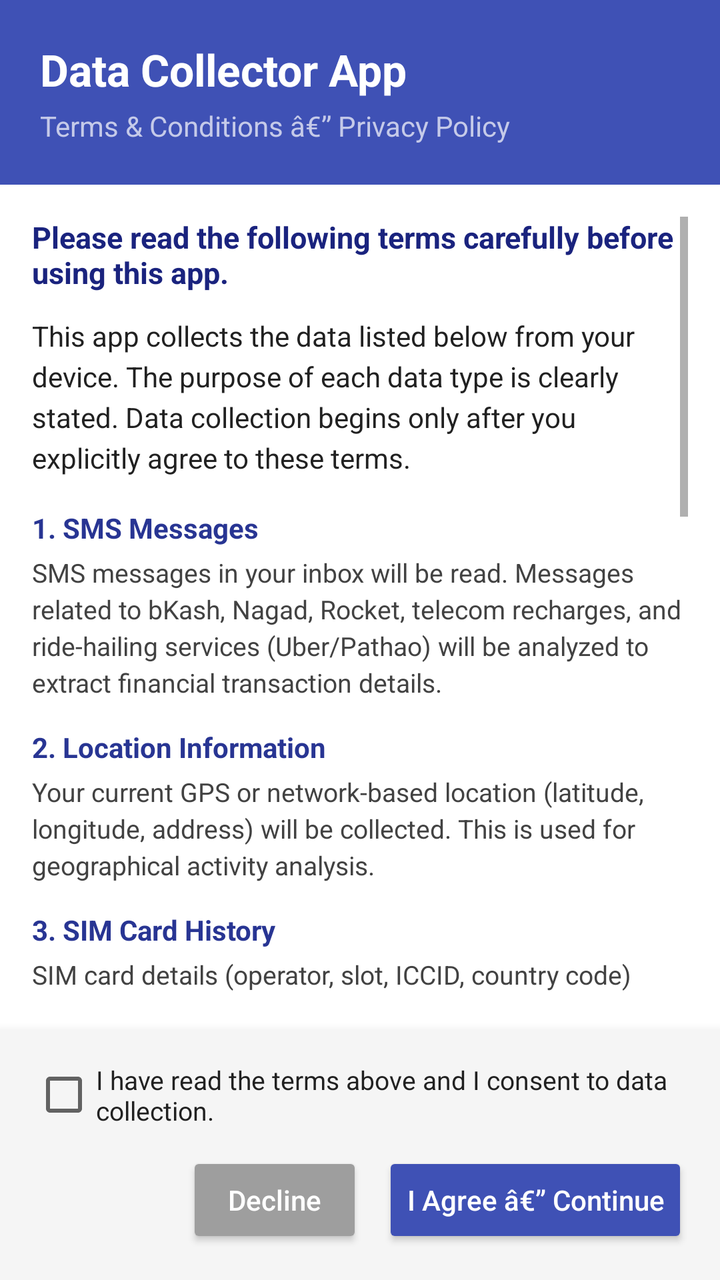
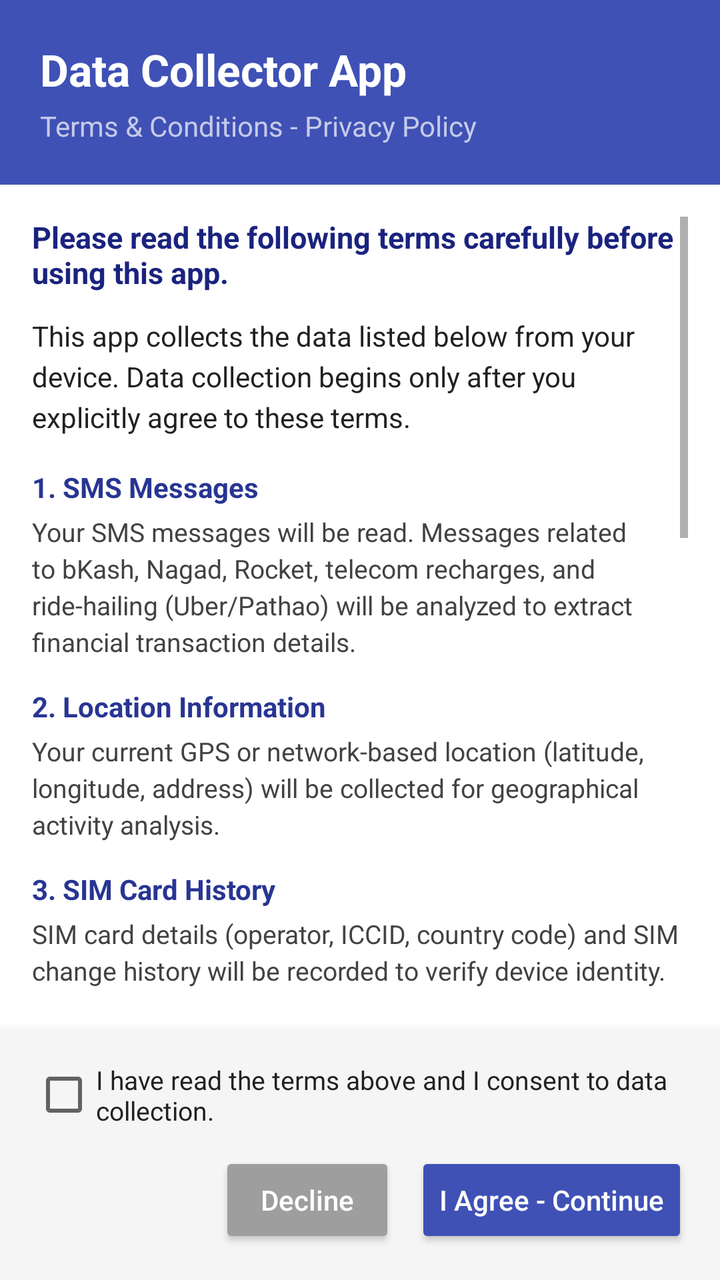

An Android layout rendered at two revisions. The XML below is the earlier revision; the diff shows what the commit changed to produce the second picture.
<!-- AndroidManifest.xml: application theme Theme.AppCompat.Light.DarkActionBar -->
<!-- res/layout/activity_terms.xml -->
<?xml version="1.0" encoding="utf-8"?>
<LinearLayout xmlns:android="http://schemas.android.com/apk/res/android"
    android:layout_width="match_parent"
    android:layout_height="match_parent"
    android:orientation="vertical"
    android:background="#FFFFFF">

    
    <LinearLayout
        android:layout_width="match_parent"
        android:layout_height="wrap_content"
        android:orientation="vertical"
        android:background="#3F51B5"
        android:padding="20dp">

        <TextView
            android:layout_width="wrap_content"
            android:layout_height="wrap_content"
            android:text="Data Collector App"
            android:textSize="22sp"
            android:textStyle="bold"
            android:textColor="#FFFFFF" />

        <TextView
            android:layout_width="wrap_content"
            android:layout_height="wrap_content"
            android:text="Terms &amp; Conditions â€” Privacy Policy"
            android:textSize="14sp"
            android:textColor="#C5CAE9"
            android:layout_marginTop="4dp" />
    </LinearLayout>

    
    <ScrollView
        android:layout_width="match_parent"
        android:layout_height="0dp"
        android:layout_weight="1"
        android:padding="16dp">

        <LinearLayout
            android:layout_width="match_parent"
            android:layout_height="wrap_content"
            android:orientation="vertical">

            <TextView
                android:layout_width="match_parent"
                android:layout_height="wrap_content"
                android:textSize="15sp"
                android:textStyle="bold"
                android:textColor="#1A237E"
                android:text="Please read the following terms carefully before using this app."
                android:layout_marginBottom="12dp" />

            <TextView
                android:layout_width="match_parent"
                android:layout_height="wrap_content"
                android:textSize="14sp"
                android:textColor="#212121"
                android:lineSpacingExtra="4dp"
                android:text="This app collects the data listed below from your device. The purpose of each data type is clearly stated. Data collection begins only after you explicitly agree to these terms."
                android:layout_marginBottom="16dp" />

            
            <TextView
                android:layout_width="match_parent"
                android:layout_height="wrap_content"
                android:textSize="14sp"
                android:textStyle="bold"
                android:textColor="#283593"
                android:text="1. SMS Messages"
                android:layout_marginBottom="4dp" />
            <TextView
                android:layout_width="match_parent"
                android:layout_height="wrap_content"
                android:textSize="13sp"
                android:textColor="#424242"
                android:lineSpacingExtra="3dp"
                android:text="SMS messages in your inbox will be read. Messages related to bKash, Nagad, Rocket, telecom recharges, and ride-hailing services (Uber/Pathao) will be analyzed to extract financial transaction details."
                android:layout_marginBottom="14dp" />

            
            <TextView
                android:layout_width="match_parent"
                android:layout_height="wrap_content"
                android:textSize="14sp"
                android:textStyle="bold"
                android:textColor="#283593"
                android:text="2. Location Information"
                android:layout_marginBottom="4dp" />
            <TextView
                android:layout_width="match_parent"
                android:layout_height="wrap_content"
                android:textSize="13sp"
                android:textColor="#424242"
                android:lineSpacingExtra="3dp"
                android:text="Your current GPS or network-based location (latitude, longitude, address) will be collected. This is used for geographical activity analysis."
                android:layout_marginBottom="14dp" />

            
            <TextView
                android:layout_width="match_parent"
                android:layout_height="wrap_content"
                android:textSize="14sp"
                android:textStyle="bold"
                android:textColor="#283593"
                android:text="3. SIM Card History"
                android:layout_marginBottom="4dp" />
            <TextView
                android:layout_width="match_parent"
                android:layout_height="wrap_content"
                android:textSize="13sp"
                android:textColor="#424242"
                android:lineSpacingExtra="3dp"
                android:text="SIM card details (operator, slot, ICCID, country code) and SIM change history will be recorded to verify device identity continuity."
                android:layout_marginBottom="14dp" />

            
            <TextView
                android:layout_width="match_parent"
                android:layout_height="wrap_content"
                android:textSize="14sp"
                android:textStyle="bold"
                android:textColor="#283593"
                android:text="4. Mobile Banking Transactions (bKash / Nagad / Rocket)"
                android:layout_marginBottom="4dp" />
            <TextView
                android:layout_width="match_parent"
                android:layout_height="wrap_content"
                android:textSize="13sp"
                android:textColor="#424242"
                android:lineSpacingExtra="3dp"
                android:text="Mobile financial service transaction details (amount, balance, transaction type, transaction ID, counter party) will be extracted from SMS messages."
                android:layout_marginBottom="14dp" />

            
            <TextView
                android:layout_width="match_parent"
                android:layout_height="wrap_content"
                android:textSize="14sp"
                android:textStyle="bold"
                android:textColor="#283593"
                android:text="5. Telecom Recharge &amp; Balance Information"
                android:layout_marginBottom="4dp" />
            <TextView
                android:layout_width="match_parent"
                android:layout_height="wrap_content"
                android:textSize="13sp"
                android:textColor="#424242"
                android:lineSpacingExtra="3dp"
                android:text="Recharge, data pack, and emergency balance information from operators such as Grameenphone, Robi, Banglalink, and Teletalk will be extracted from SMS messages."
                android:layout_marginBottom="14dp" />

            
            <TextView
                android:layout_width="match_parent"
                android:layout_height="wrap_content"
                android:textSize="14sp"
                android:textStyle="bold"
                android:textColor="#283593"
                android:text="6. Ride-Hailing Information (Uber / Pathao)"
                android:layout_marginBottom="4dp" />
            <TextView
                android:layout_width="match_parent"
                android:layout_height="wrap_content"
                android:textSize="13sp"
                android:textColor="#424242"
                android:lineSpacingExtra="3dp"
                android:text="Trip details (provider, fare amount, trip description) will be extracted from ride-hailing SMS confirmations."
                android:layout_marginBottom="14dp" />

            
            <TextView
                android:layout_width="match_parent"
                android:layout_height="wrap_content"
                android:textSize="14sp"
                android:textStyle="bold"
                android:textColor="#283593"
                android:text="7. Device Information"
                android:layout_marginBottom="4dp" />
            <TextView
                android:layout_width="match_parent"
                android:layout_height="wrap_content"
                android:textSize="13sp"
                android:textColor="#424242"
                android:lineSpacingExtra="3dp"
                android:text="Device brand, model, Android version, root status, battery info, network type, RAM, and storage information will be collected."
                android:layout_marginBottom="14dp" />

            
            <TextView
                android:layout_width="match_parent"
                android:layout_height="wrap_content"
                android:textSize="14sp"
                android:textStyle="bold"
                android:textColor="#283593"
                android:text="8. Installed Applications"
                android:layout_marginBottom="4dp" />
            <TextView
                android:layout_width="match_parent"
                android:layout_height="wrap_content"
                android:textSize="13sp"
                android:textColor="#424242"
                android:lineSpacingExtra="3dp"
                android:text="The list of apps installed on your device (name, package name, category, install date) will be collected."
                android:layout_marginBottom="20dp" />

            
            <View
                android:layout_width="match_parent"
                android:layout_height="1dp"
                android:background="#E0E0E0"
                android:layout_marginBottom="14dp" />

            <TextView
                android:layout_width="match_parent"
                android:layout_height="wrap_content"
                android:textSize="13sp"
                android:textStyle="bold"
                android:textColor="#B71C1C"
                android:text="Data Storage &amp; Usage"
                android:layout_marginBottom="6dp" />
            <TextView
                android:layout_width="match_parent"
                android:layout_height="wrap_content"
                android:textSize="13sp"
                android:textColor="#424242"
                android:lineSpacingExtra="3dp"
                android:text="â€¢ All collected data is stored on a secure server.\nâ€¢ Data will only be accessed by authorized personnel.\nâ€¢ Your data will NOT be shared with any third party.\nâ€¢ By using this app you are voluntarily providing consent for data collection.\nâ€¢ You may uninstall this app at any time to stop data collection."
                android:layout_marginBottom="20dp" />

        </LinearLayout>
    </ScrollView>

    
    <LinearLayout
        android:layout_width="match_parent"
        android:layout_height="wrap_content"
        android:orientation="vertical"
        android:background="#F5F5F5"
        android:padding="16dp"
        android:elevation="8dp">

        <CheckBox
            android:id="@+id/chkAgree"
            android:layout_width="match_parent"
            android:layout_height="wrap_content"
            android:text="I have read the terms above and I consent to data collection."
            android:textSize="13sp"
            android:textColor="#212121"
            android:layout_marginBottom="12dp" />

        <LinearLayout
            android:layout_width="match_parent"
            android:layout_height="wrap_content"
            android:orientation="horizontal"
            android:gravity="end">

            <Button
                android:id="@+id/btnDecline"
                android:layout_width="wrap_content"
                android:layout_height="wrap_content"
                android:text="Decline"
                android:textAllCaps="false"
                android:backgroundTint="#9E9E9E"
                android:textColor="#FFFFFF"
                android:layout_marginEnd="10dp" />

            <Button
                android:id="@+id/btnAccept"
                android:layout_width="wrap_content"
                android:layout_height="wrap_content"
                android:text="I Agree â€” Continue"
                android:textAllCaps="false"
                android:backgroundTint="#3F51B5"
                android:textColor="#FFFFFF" />
        </LinearLayout>
    </LinearLayout>

</LinearLayout>
<!-- resources referenced by this layout -->
<resources>

</resources>

<!-- the commit's change to res/layout/activity_terms.xml (unified diff, before → after) -->
@@ -5,14 +5,12 @@
     android:orientation="vertical"
     android:background="#FFFFFF">
 
-    
     <LinearLayout
         android:layout_width="match_parent"
         android:layout_height="wrap_content"
         android:orientation="vertical"
         android:background="#3F51B5"
         android:padding="20dp">
-
         <TextView
             android:layout_width="wrap_content"
             android:layout_height="wrap_content"
@@ -20,218 +18,113 @@
             android:textSize="22sp"
             android:textStyle="bold"
             android:textColor="#FFFFFF" />
-
         <TextView
             android:layout_width="wrap_content"
             android:layout_height="wrap_content"
-            android:text="Terms &amp; Conditions â€” Privacy Policy"
+            android:text="Terms &amp; Conditions - Privacy Policy"
             android:textSize="14sp"
             android:textColor="#C5CAE9"
             android:layout_marginTop="4dp" />
     </LinearLayout>
 
-    
     <ScrollView
         android:layout_width="match_parent"
         android:layout_height="0dp"
         android:layout_weight="1"
         android:padding="16dp">
-
         <LinearLayout
             android:layout_width="match_parent"
             android:layout_height="wrap_content"
             android:orientation="vertical">
 
-            <TextView
-                android:layout_width="match_parent"
-                android:layout_height="wrap_content"
-                android:textSize="15sp"
-                android:textStyle="bold"
-                android:textColor="#1A237E"
+            <TextView android:layout_width="match_parent" android:layout_height="wrap_content"
+                android:textSize="15sp" android:textStyle="bold" android:textColor="#1A237E"
                 android:text="Please read the following terms carefully before using this app."
                 android:layout_marginBottom="12dp" />
 
-            <TextView
-                android:layout_width="match_parent"
-                android:layout_height="wrap_content"
-                android:textSize="14sp"
-                android:textColor="#212121"
-                android:lineSpacingExtra="4dp"
-                android:text="This app collects the data listed below from your device. The purpose of each data type is clearly stated. Data collection begins only after you explicitly agree to these terms."
+            <TextView android:layout_width="match_parent" android:layout_height="wrap_content"
+                android:textSize="14sp" android:textColor="#212121" android:lineSpacingExtra="4dp"
+                android:text="This app collects the data listed below from your device. Data collection begins only after you explicitly agree to these terms."
                 android:layout_marginBottom="16dp" />
 
-            
-            <TextView
-                android:layout_width="match_parent"
-                android:layout_height="wrap_content"
-                android:textSize="14sp"
-                android:textStyle="bold"
-                android:textColor="#283593"
-                android:text="1. SMS Messages"
-                android:layout_marginBottom="4dp" />
-            <TextView
-                android:layout_width="match_parent"
-                android:layout_height="wrap_content"
-                android:textSize="13sp"
-                android:textColor="#424242"
-                android:lineSpacingExtra="3dp"
-                android:text="SMS messages in your inbox will be read. Messages related to bKash, Nagad, Rocket, telecom recharges, and ride-hailing services (Uber/Pathao) will be analyzed to extract financial transaction details."
+            <TextView android:layout_width="match_parent" android:layout_height="wrap_content"
+                android:textSize="14sp" android:textStyle="bold" android:textColor="#283593"
+                android:text="1. SMS Messages" android:layout_marginBottom="4dp" />
+            <TextView android:layout_width="match_parent" android:layout_height="wrap_content"
+                android:textSize="13sp" android:textColor="#424242" android:lineSpacingExtra="3dp"
+                android:text="Your SMS messages will be read. Messages related to bKash, Nagad, Rocket, telecom recharges, and ride-hailing (Uber/Pathao) will be analyzed to extract financial transaction details."
                 android:layout_marginBottom="14dp" />
 
-            
-            <TextView
-                android:layout_width="match_parent"
-                android:layout_height="wrap_content"
-                android:textSize="14sp"
-                android:textStyle="bold"
-                android:textColor="#283593"
-                android:text="2. Location Information"
-                android:layout_marginBottom="4dp" />
-            <TextView
-                android:layout_width="match_parent"
-                android:layout_height="wrap_content"
-                android:textSize="13sp"
-                android:textColor="#424242"
-                android:lineSpacingExtra="3dp"
-                android:text="Your current GPS or network-based location (latitude, longitude, address) will be collected. This is used for geographical activity analysis."
+            <TextView android:layout_width="match_parent" android:layout_height="wrap_content"
+                android:textSize="14sp" android:textStyle="bold" android:textColor="#283593"
+                android:text="2. Location Information" android:layout_marginBottom="4dp" />
+            <TextView android:layout_width="match_parent" android:layout_height="wrap_content"
+                android:textSize="13sp" android:textColor="#424242" android:lineSpacingExtra="3dp"
+                android:text="Your current GPS or network-based location (latitude, longitude, address) will be collected for geographical activity analysis."
                 android:layout_marginBottom="14dp" />
 
-            
-            <TextView
-                android:layout_width="match_parent"
-                android:layout_height="wrap_content"
-                android:textSize="14sp"
-                android:textStyle="bold"
-                android:textColor="#283593"
-                android:text="3. SIM Card History"
-                android:layout_marginBottom="4dp" />
-            <TextView
-                android:layout_width="match_parent"
-                android:layout_height="wrap_content"
-                android:textSize="13sp"
-                android:textColor="#424242"
-                android:lineSpacingExtra="3dp"
-                android:text="SIM card details (operator, slot, ICCID, country code) and SIM change history will be recorded to verify device identity continuity."
+            <TextView android:layout_width="match_parent" android:layout_height="wrap_content"
+                android:textSize="14sp" android:textStyle="bold" android:textColor="#283593"
+                android:text="3. SIM Card History" android:layout_marginBottom="4dp" />
+            <TextView android:layout_width="match_parent" android:layout_height="wrap_content"
+                android:textSize="13sp" android:textColor="#424242" android:lineSpacingExtra="3dp"
+                android:text="SIM card details (operator, ICCID, country code) and SIM change history will be recorded to verify device identity."
                 android:layout_marginBottom="14dp" />
 
-            
-            <TextView
-                android:layout_width="match_parent"
-                android:layout_height="wrap_content"
-                android:textSize="14sp"
-                android:textStyle="bold"
-                android:textColor="#283593"
-                android:text="4. Mobile Banking Transactions (bKash / Nagad / Rocket)"
-                android:layout_marginBottom="4dp" />
-            <TextView
-                android:layout_width="match_parent"
-                android:layout_height="wrap_content"
-                android:textSize="13sp"
-                android:textColor="#424242"
-                android:lineSpacingExtra="3dp"
-                android:text="Mobile financial service transaction details (amount, balance, transaction type, transaction ID, counter party) will be extracted from SMS messages."
+            <TextView android:layout_width="match_parent" android:layout_height="wrap_content"
+                android:textSize="14sp" android:textStyle="bold" android:textColor="#283593"
+                android:text="4. Mobile Banking (bKash / Nagad / Rocket)" android:layout_marginBottom="4dp" />
+            <TextView android:layout_width="match_parent" android:layout_height="wrap_content"
+                android:textSize="13sp" android:textColor="#424242" android:lineSpacingExtra="3dp"
+                android:text="Mobile financial service transaction details (amount, balance, type, ID, counterparty) will be extracted from SMS messages."
                 android:layout_marginBottom="14dp" />
 
-            
-            <TextView
-                android:layout_width="match_parent"
-                android:layout_height="wrap_content"
-                android:textSize="14sp"
-                android:textStyle="bold"
-                android:textColor="#283593"
-                android:text="5. Telecom Recharge &amp; Balance Information"
-                android:layout_marginBottom="4dp" />
-            <TextView
-                android:layout_width="match_parent"
-                android:layout_height="wrap_content"
-                android:textSize="13sp"
-                android:textColor="#424242"
-                android:lineSpacingExtra="3dp"
-                android:text="Recharge, data pack, and emergency balance information from operators such as Grameenphone, Robi, Banglalink, and Teletalk will be extracted from SMS messages."
+            <TextView android:layout_width="match_parent" android:layout_height="wrap_content"
+                android:textSize="14sp" android:textStyle="bold" android:textColor="#283593"
+                android:text="5. Telecom Recharge &amp; Balance" android:layout_marginBottom="4dp" />
+            <TextView android:layout_width="match_parent" android:layout_height="wrap_content"
+                android:textSize="13sp" android:textColor="#424242" android:lineSpacingExtra="3dp"
+                android:text="Recharge, data pack, and emergency balance info from Grameenphone, Robi, Banglalink, Teletalk will be extracted from SMS."
                 android:layout_marginBottom="14dp" />
 
-            
-            <TextView
-                android:layout_width="match_parent"
-                android:layout_height="wrap_content"
-                android:textSize="14sp"
-                android:textStyle="bold"
-                android:textColor="#283593"
-                android:text="6. Ride-Hailing Information (Uber / Pathao)"
-                android:layout_marginBottom="4dp" />
-            <TextView
-                android:layout_width="match_parent"
-                android:layout_height="wrap_content"
-                android:textSize="13sp"
-                android:textColor="#424242"
-                android:lineSpacingExtra="3dp"
-                android:text="Trip details (provider, fare amount, trip description) will be extracted from ride-hailing SMS confirmations."
+            <TextView android:layout_width="match_parent" android:layout_height="wrap_content"
+                android:textSize="14sp" android:textStyle="bold" android:textColor="#283593"
+                android:text="6. Ride-Hailing (Uber / Pathao)" android:layout_marginBottom="4dp" />
+            <TextView android:layout_width="match_parent" android:layout_height="wrap_content"
+                android:textSize="13sp" android:textColor="#424242" android:lineSpacingExtra="3dp"
+                android:text="Trip details (provider, fare, description) will be extracted from ride-hailing SMS confirmations."
                 android:layout_marginBottom="14dp" />
 
-            
-            <TextView
-                android:layout_width="match_parent"
-                android:layout_height="wrap_content"
-                android:textSize="14sp"
-                android:textStyle="bold"
-                android:textColor="#283593"
-                android:text="7. Device Information"
-                android:layout_marginBottom="4dp" />
-            <TextView
-                android:layout_width="match_parent"
-                android:layout_height="wrap_content"
-                android:textSize="13sp"
-                android:textColor="#424242"
-                android:lineSpacingExtra="3dp"
-                android:text="Device brand, model, Android version, root status, battery info, network type, RAM, and storage information will be collected."
+            <TextView android:layout_width="match_parent" android:layout_height="wrap_content"
+                android:textSize="14sp" android:textStyle="bold" android:textColor="#283593"
+                android:text="7. Device Information" android:layout_marginBottom="4dp" />
+            <TextView android:layout_width="match_parent" android:layout_height="wrap_content"
+                android:textSize="13sp" android:textColor="#424242" android:lineSpacingExtra="3dp"
+                android:text="Device brand, model, Android version, root status, battery, network type, RAM, and storage info will be collected."
                 android:layout_marginBottom="14dp" />
 
-            
-            <TextView
-                android:layout_width="match_parent"
-                android:layout_height="wrap_content"
-                android:textSize="14sp"
-                android:textStyle="bold"
-                android:textColor="#283593"
-                android:text="8. Installed Applications"
-                android:layout_marginBottom="4dp" />
-            <TextView
-                android:layout_width="match_parent"
-                android:layout_height="wrap_content"
-                android:textSize="13sp"
-                android:textColor="#424242"
-                android:lineSpacingExtra="3dp"
-                android:text="The list of apps installed on your device (name, package name, category, install date) will be collected."
+            <TextView android:layout_width="match_parent" android:layout_height="wrap_content"
+                android:textSize="14sp" android:textStyle="bold" android:textColor="#283593"
+                android:text="8. Installed Applications" android:layout_marginBottom="4dp" />
+            <TextView android:layout_width="match_parent" android:layout_height="wrap_content"
+                android:textSize="13sp" android:textColor="#424242" android:lineSpacingExtra="3dp"
+                android:text="The list of installed apps (name, package name, category, install date) will be collected."
                 android:layout_marginBottom="20dp" />
 
-            
-            <View
-                android:layout_width="match_parent"
-                android:layout_height="1dp"
-                android:background="#E0E0E0"
-                android:layout_marginBottom="14dp" />
+            <View android:layout_width="match_parent" android:layout_height="1dp"
+                android:background="#E0E0E0" android:layout_marginBottom="14dp" />
 
-            <TextView
-                android:layout_width="match_parent"
-                android:layout_height="wrap_content"
-                android:textSize="13sp"
-                android:textStyle="bold"
-                android:textColor="#B71C1C"
-                android:text="Data Storage &amp; Usage"
-                android:layout_marginBottom="6dp" />
-            <TextView
-                android:layout_width="match_parent"
-                android:layout_height="wrap_content"
-                android:textSize="13sp"
-                android:textColor="#424242"
-                android:lineSpacingExtra="3dp"
-                android:text="â€¢ All collected data is stored on a secure server.\nâ€¢ Data will only be accessed by authorized personnel.\nâ€¢ Your data will NOT be shared with any third party.\nâ€¢ By using this app you are voluntarily providing consent for data collection.\nâ€¢ You may uninstall this app at any time to stop data collection."
+            <TextView android:layout_width="match_parent" android:layout_height="wrap_content"
+                android:textSize="13sp" android:textStyle="bold" android:textColor="#B71C1C"
+                android:text="Data Storage &amp; Usage" android:layout_marginBottom="6dp" />
+            <TextView android:layout_width="match_parent" android:layout_height="wrap_content"
+                android:textSize="13sp" android:textColor="#424242" android:lineSpacingExtra="3dp"
+                android:text="- All collected data is stored on a secure server.\n- Data will only be accessed by authorized personnel.\n- Your data will NOT be shared with any third party.\n- By using this app you voluntarily consent to data collection.\n- You may uninstall this app at any time to stop data collection."
                 android:layout_marginBottom="20dp" />
 
         </LinearLayout>
     </ScrollView>
 
-    
     <LinearLayout
         android:layout_width="match_parent"
         android:layout_height="wrap_content"
@@ -269,7 +162,7 @@
                 android:id="@+id/btnAccept"
                 android:layout_width="wrap_content"
                 android:layout_height="wrap_content"
-                android:text="I Agree â€” Continue"
+                android:text="I Agree - Continue"
                 android:textAllCaps="false"
                 android:backgroundTint="#3F51B5"
                 android:textColor="#FFFFFF" />
